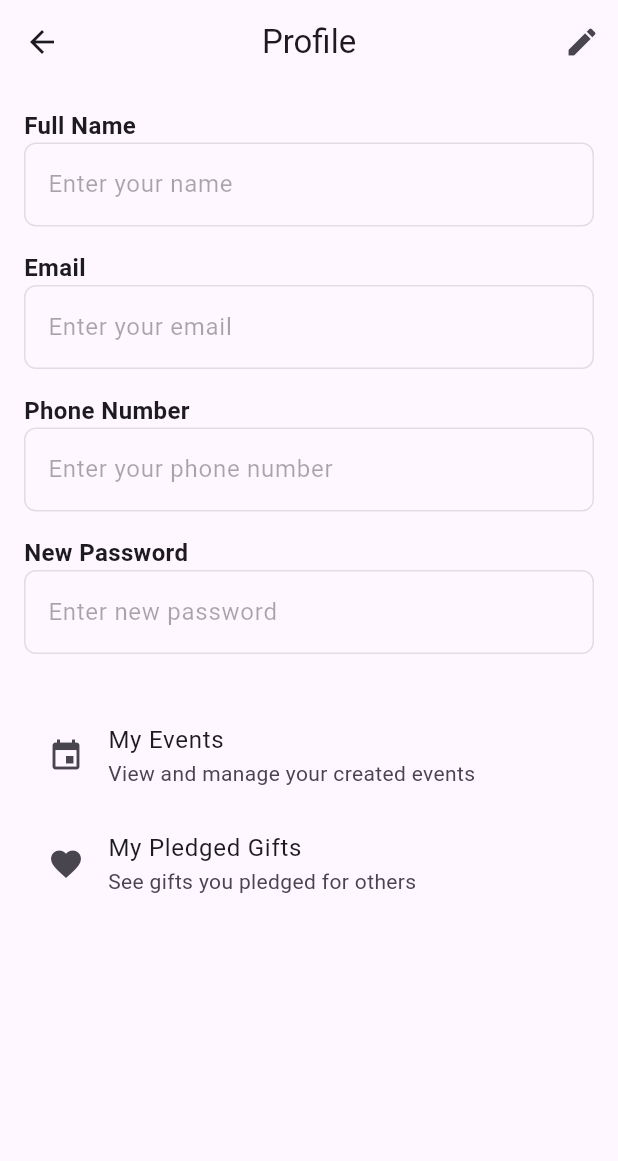
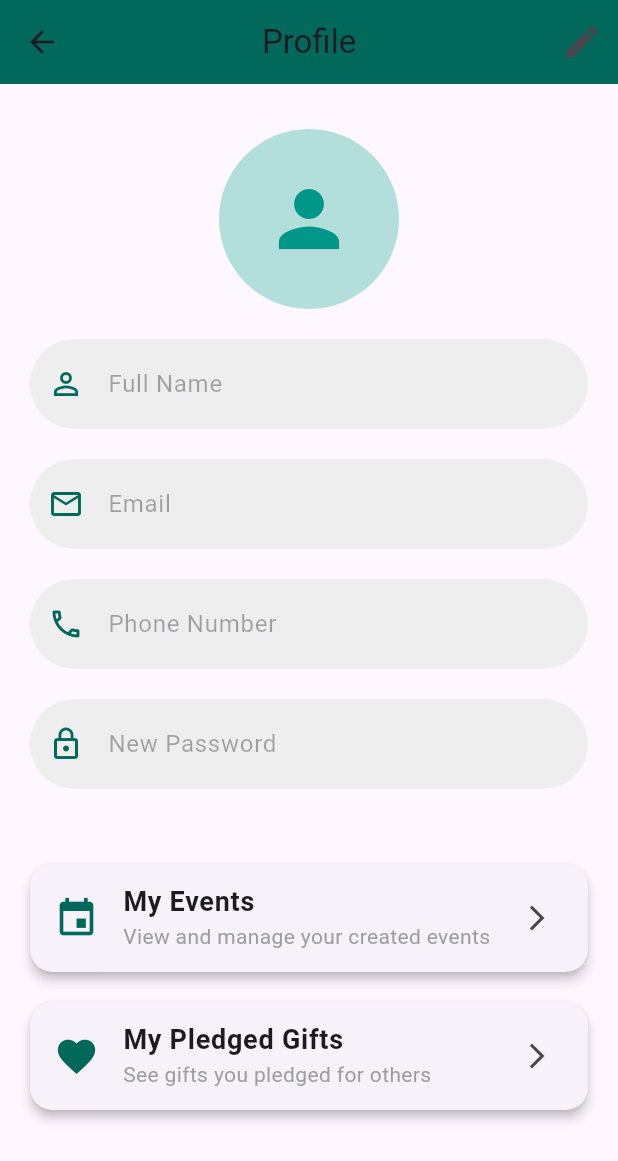
Before and after one commit to AbdelrahmanKhaled18/hedeyty_project, a Flutter app: the ProfileScreen screen opened directly, on a phone screen of 412 x 824 dp. Shown: the top 1161 px of the screen. Run offline on Flutter 3.47's test engine with Material 3 defaults, Android fonts, the phone set to English and light mode, and no system bars; our stand-ins replace animated_splash_screen, cloud_firestore, firebase_auth, firebase_core, google_fonts, lottie and 1 more; accounts and stored records are empty.

Commit message:
Enhancing UI

```diff
--- a/lib/screens/profile_screen.dart
+++ b/lib/screens/profile_screen.dart
@@ -7,6 +7,8 @@ import 'package:yarb/screens/tabs.dart';
 import '../../database/database_helper.dart';
 
 class ProfileScreen extends StatefulWidget {
+  const ProfileScreen({super.key});
+
   @override
   State<StatefulWidget> createState() => ProfileScreenState();
 }
@@ -94,13 +96,11 @@ class ProfileScreenState extends State<ProfileScreen> {
         'phone': phoneController.text.trim(),
       };
 
-      // Update Firestore
       await FirebaseFirestore.instance
           .collection('users')
           .doc(user.uid)
           .update(updatedData);
 
-      // Update Local Database (SQLite)
       final db = await DatabaseHelper().database;
       await db.update(
         'users',
@@ -149,9 +149,10 @@ class ProfileScreenState extends State<ProfileScreen> {
       appBar: AppBar(
         title: const Text("Profile"),
         centerTitle: true,
+        backgroundColor: Colors.teal.shade800,
         actions: [
           IconButton(
-            icon: Icon(isEditing ? Icons.check : Icons.edit),
+            icon: Icon(isEditing ? Icons.check : Icons.edit, size: 28),
             onPressed: () async {
               if (isEditing) {
                 await _saveUserData();
@@ -165,41 +166,62 @@ class ProfileScreenState extends State<ProfileScreen> {
       ),
       body: isLoading
           ? const Center(child: CircularProgressIndicator())
-          : Padding(
-        padding: const EdgeInsets.all(16.0),
-        child: ListView(
+          : SingleChildScrollView(
+              padding: const EdgeInsets.symmetric(horizontal: 20, vertical: 30),
+              child: Column(
+                crossAxisAlignment: CrossAxisAlignment.start,
                 children: [
+                  // Profile Header
+                  Center(
+                    child: CircleAvatar(
+                      radius: 60,
+                      backgroundColor: Colors.teal.shade100,
+                      child: const Icon(
+                        Icons.person,
+                        size: 60,
+                        color: Colors.teal,
+                      ),
+                    ),
+                  ),
+                  const SizedBox(height: 20),
+
                   _buildEditableField(
                     "Full Name",
                     "Enter your name",
                     nameController,
                     isEditing,
+                    icon: Icons.person_outline,
                   ),
-            const SizedBox(height: 16),
+                  const SizedBox(height: 20),
                   _buildEditableField(
                     "Email",
                     "Enter your email",
                     emailController,
                     isEditing,
+                    icon: Icons.email_outlined,
                     keyboardType: TextInputType.emailAddress,
                   ),
-            const SizedBox(height: 16),
+                  const SizedBox(height: 20),
                   _buildEditableField(
                     "Phone Number",
                     "Enter your phone number",
                     phoneController,
                     isEditing,
+                    icon: Icons.phone_outlined,
                     keyboardType: TextInputType.phone,
                   ),
-            const SizedBox(height: 16),
+                  const SizedBox(height: 20),
                   _buildEditableField(
                     "New Password",
                     "Enter new password",
                     passwordController,
                     isEditing,
+                    icon: Icons.lock_outline,
                     obscureText: true,
                   ),
-            const SizedBox(height: 32),
+                  const SizedBox(height: 40),
+
+                  // Action Buttons
                   _buildOptionTile(
                     icon: Icons.event,
                     title: "My Events",
@@ -239,29 +261,28 @@ class ProfileScreenState extends State<ProfileScreen> {
     String hint,
     TextEditingController controller,
     bool isEditable, {
+    required IconData icon,
     TextInputType keyboardType = TextInputType.text,
     bool obscureText = false,
   }) {
-    return Column(
-      crossAxisAlignment: CrossAxisAlignment.start,
-      children: [
-        Text(
-          label,
-          style: const TextStyle(fontSize: 16, fontWeight: FontWeight.bold),
-        ),
-        TextField(
+    return TextField(
       controller: controller,
       enabled: isEditable,
+      obscureText: obscureText,
       keyboardType: keyboardType,
-          obscureText: obscureText,
       decoration: InputDecoration(
+        prefixIcon: Icon(icon, color: Colors.teal.shade800),
+        labelText: label,
         hintText: hint,
+        filled: true,
+        fillColor: isEditable ? Colors.grey.shade100 : Colors.grey.shade200,
+        contentPadding:
+            const EdgeInsets.symmetric(vertical: 18, horizontal: 20),
         border: OutlineInputBorder(
-              borderRadius: BorderRadius.circular(8),
+          borderRadius: BorderRadius.circular(30),
+          borderSide: BorderSide.none,
         ),
       ),
-        ),
-      ],
     );
   }
 
@@ -271,11 +292,32 @@ class ProfileScreenState extends State<ProfileScreen> {
     required String subtitle,
     required VoidCallback onTap,
   }) {
-    return ListTile(
-      leading: Icon(icon),
-      title: Text(title),
-      subtitle: Text(subtitle),
+    return Card(
+      margin: const EdgeInsets.symmetric(vertical: 10),
+      shape: RoundedRectangleBorder(
+        borderRadius: BorderRadius.circular(15),
+      ),
+      elevation: 3,
+      child: ListTile(
+        leading: Icon(
+          icon,
+          color: Colors.teal.shade800,
+          size: 30,
+        ),
+        title: Text(
+          title,
+          style: const TextStyle(
+            fontSize: 18,
+            fontWeight: FontWeight.bold,
+          ),
+        ),
+        subtitle: Text(
+          subtitle,
+          style: const TextStyle(fontSize: 14, color: Colors.grey),
+        ),
+        trailing: const Icon(Icons.arrow_forward_ios, size: 20),
         onTap: onTap,
+      ),
     );
   }
 }
```
Also changed, not shown: lib/screens/home_screen.dart (+39 -49 lines), lib/screens/tabs.dart (+29 -14 lines), lib/widgets/main_drawer.dart (+91 -16 lines). Lines whose indentation alone changed are shown as unchanged.
